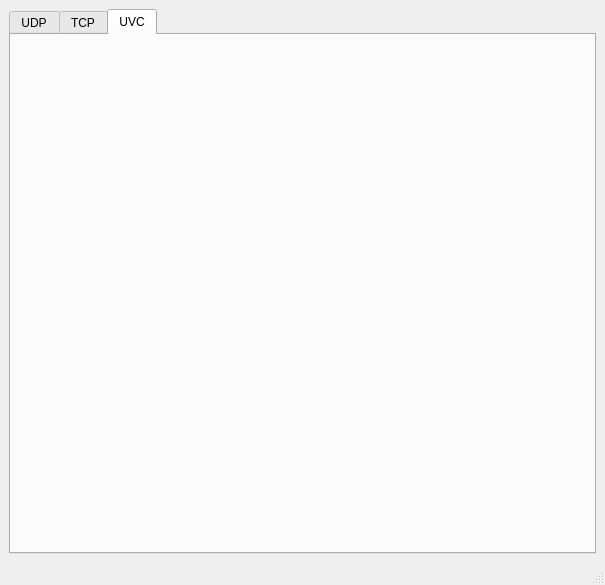
First picture: the form in mainwindow.ui, repository zyxeeker/CameraTool_Qt, before the edit.
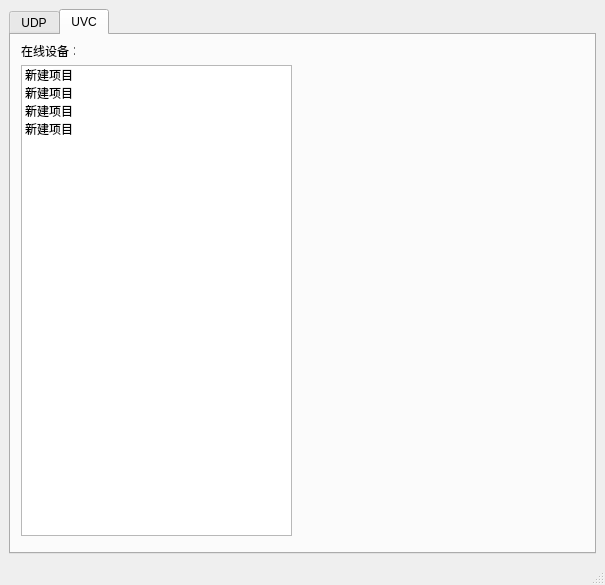
Second picture: the form after the edit. The open tabs and pages were chosen to show the change.

Diff of the .ui file:
```diff
--- a/mainwindow.ui
+++ b/mainwindow.ui
@@ -541,16 +541,54 @@
                              </item>
                          </layout>
                      </widget>
-      <widget class="QWidget" name="tcp">
-       <attribute name="title">
-        <string>TCP</string>
-       </attribute>
-      </widget>
-      <widget class="QWidget" name="uvc">
-       <attribute name="title">
-        <string>UVC</string>
-       </attribute>
-      </widget>
+                     <widget class="QWidget" name="uvc">
+                         <attribute name="title">
+                             <string>UVC</string>
+                         </attribute>
+                         <widget class="QLabel" name="label_7">
+                             <property name="geometry">
+                                 <rect>
+                                     <x>10</x>
+                                     <y>10</y>
+                                     <width>54</width>
+                                     <height>12</height>
+                                 </rect>
+                             </property>
+                             <property name="text">
+                                 <string>在线设备：</string>
+                             </property>
+                         </widget>
+                         <widget class="QListWidget" name="listWidget">
+                             <property name="geometry">
+                                 <rect>
+                                     <x>10</x>
+                                     <y>30</y>
+                                     <width>271</width>
+                                     <height>471</height>
+                                 </rect>
+                             </property>
+                             <item>
+                                 <property name="text">
+                                     <string>新建项目</string>
+                                 </property>
+                             </item>
+                             <item>
+                                 <property name="text">
+                                     <string>新建项目</string>
+                                 </property>
+                             </item>
+                             <item>
+                                 <property name="text">
+                                     <string>新建项目</string>
+                                 </property>
+                             </item>
+                             <item>
+                                 <property name="text">
+                                     <string>新建项目</string>
+                                 </property>
+                             </item>
+                         </widget>
+                     </widget>
      </widget>
     </item>
    </layout>
```
Left out of the diff: 2 changed lines with no effect on the pictures.
